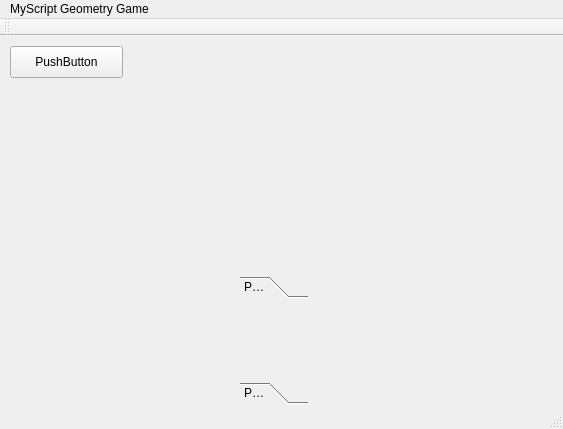
Above: mainwindow.ui from JordanPeltier/PGROU before the change. Below: the same form after it.
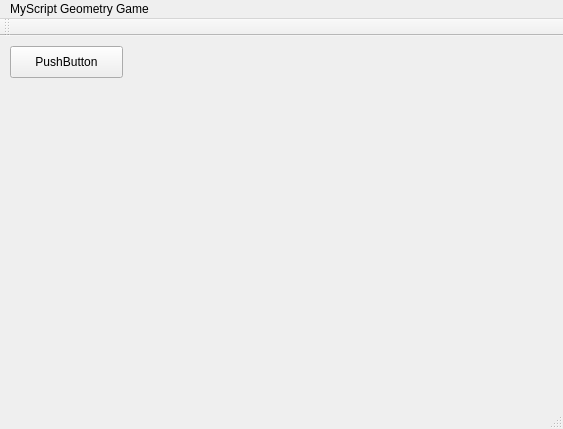
That is the form after the change.

Patch:
```diff
--- a/mainwindow.ui
+++ b/mainwindow.ui
@@ -27,45 +27,6 @@
      <string>PushButton</string>
     </property>
    </widget>
-   <widget class="QToolBox" name="toolBox">
-    <property name="geometry">
-     <rect>
-      <x>240</x>
-      <y>240</y>
-      <width>68</width>
-      <height>128</height>
-     </rect>
-    </property>
-    <property name="currentIndex">
-     <number>0</number>
-    </property>
-    <widget class="QWidget" name="page">
-     <property name="geometry">
-      <rect>
-       <x>0</x>
-       <y>0</y>
-       <width>68</width>
-       <height>68</height>
-      </rect>
-     </property>
-     <attribute name="label">
-      <string>Page 1</string>
-     </attribute>
-    </widget>
-    <widget class="QWidget" name="page_2">
-     <property name="geometry">
-      <rect>
-       <x>0</x>
-       <y>0</y>
-       <width>68</width>
-       <height>68</height>
-      </rect>
-     </property>
-     <attribute name="label">
-      <string>Page 2</string>
-     </attribute>
-    </widget>
-   </widget>
   </widget>
   <widget class="QToolBar" name="mainToolBar">
    <attribute name="toolBarArea">
```
